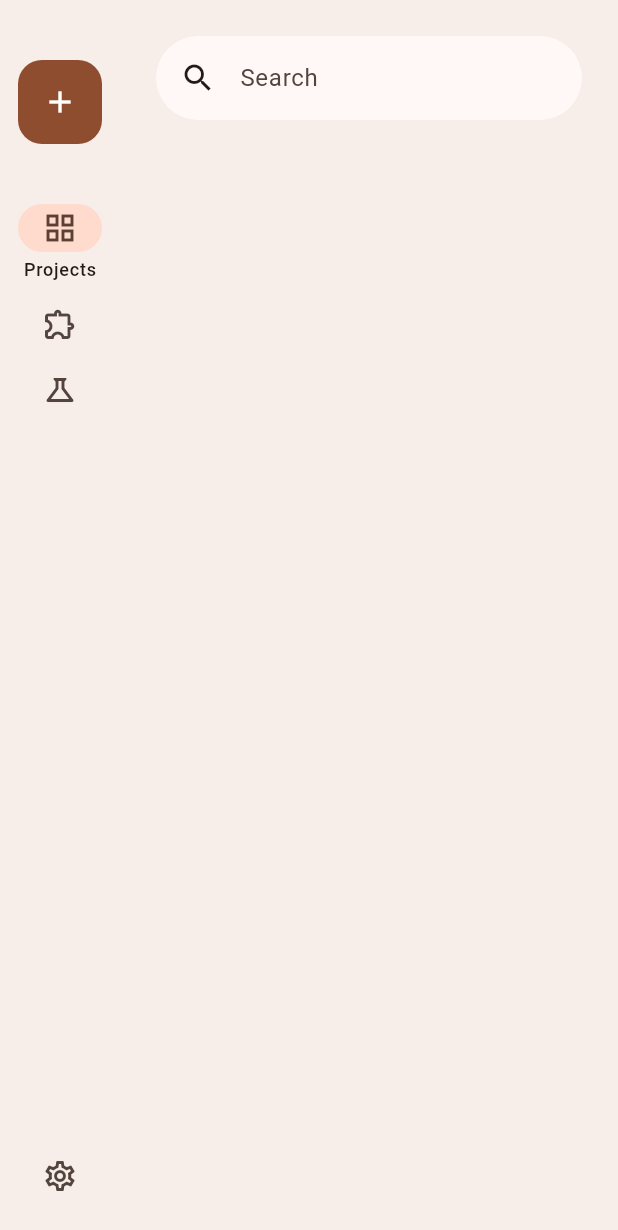
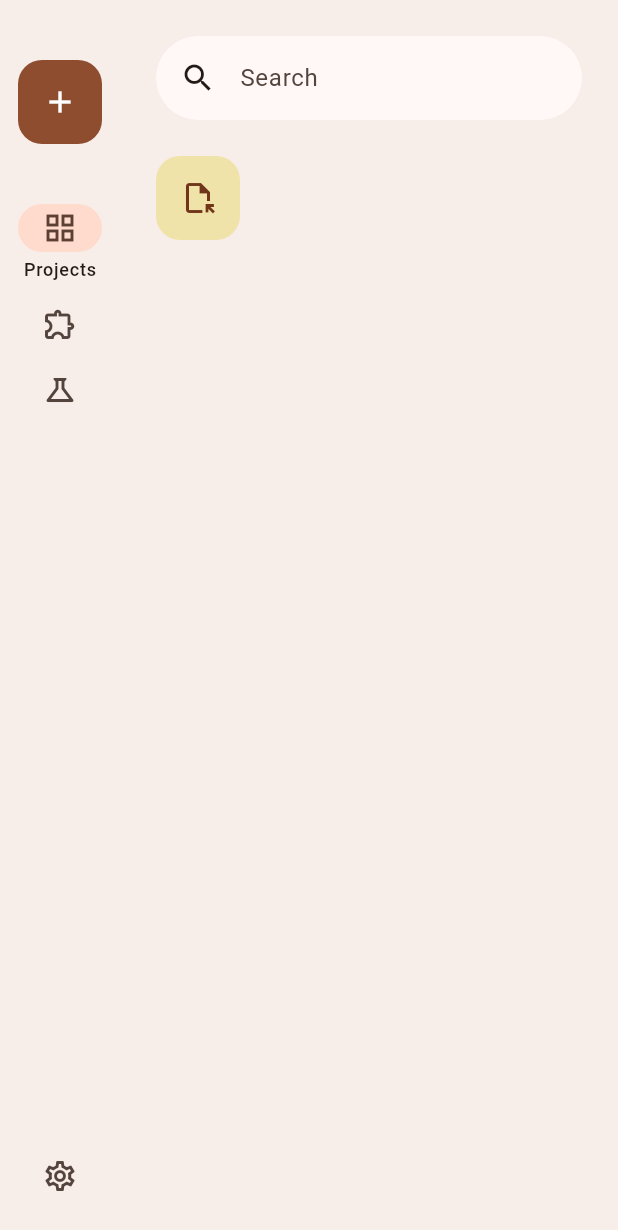
Before and after one commit to ljcucc/ClayTab, a Flutter app: the screen it shows after launch, on a phone screen of 412 x 824 dp. Shown: the top 1230 px of the screen. Run offline on Flutter 3.47's test engine with Material 2 defaults, Android fonts, the phone set to English and light mode, and no system bars; drawn by our look-alikes of dynamic_color; our stand-ins replace file_picker, flutter_highlight, google_fonts; missing offline and left inert: code_text_field, highlight.

Commit message:
Implement open folder

```diff
--- /dev/null
+++ b/lib/pages/projects/open_project.dart
@@ -0,0 +1,43 @@
+import 'dart:io';
+
+import 'package:code_playground/utils/project/project.dart';
+import 'package:code_playground/utils/project/project_provider.dart';
+import 'package:file_picker/file_picker.dart';
+import 'package:flutter/material.dart';
+import 'package:provider/provider.dart';
+
+class OpenProjectButton extends StatefulWidget {
+  const OpenProjectButton({super.key});
+
+  @override
+  State<OpenProjectButton> createState() => _OpenProjectButtonState();
+}
+
+class _OpenProjectButtonState extends State<OpenProjectButton> {
+  void openProjectFolder() async {
+    final result = await FilePicker.platform.getDirectoryPath();
+    if (result == null) return;
+    final project = FolderProjectData.fromDirectory(Directory(result));
+    final projectProvider =
+        Provider.of<ProjectsProvider>(context, listen: false);
+    await projectProvider.open(project);
+  }
+
+  @override
+  Widget build(BuildContext context) {
+    if (MediaQuery.of(context).size.width < 600)
+      return FloatingActionButton(
+        backgroundColor: Theme.of(context).colorScheme.tertiaryContainer,
+        elevation: 0,
+        onPressed: openProjectFolder,
+        child: Icon(Icons.file_open_outlined),
+      );
+    return FloatingActionButton.extended(
+      backgroundColor: Theme.of(context).colorScheme.tertiaryContainer,
+      elevation: 0,
+      onPressed: openProjectFolder,
+      icon: Icon(Icons.file_open_outlined),
+      label: Text("Open folder"),
+    );
+  }
+}
--- a/lib/pages/projects/projects.dart
+++ b/lib/pages/projects/projects.dart
@@ -47,6 +47,17 @@ class _ProjectsSectionState extends State<ProjectsSection> {
                     (states) => Theme.of(context).colorScheme.surface),
               ),
               SizedBox(height: 24),
+              Container(
+                width: double.infinity,
+                child: Wrap(
+                  spacing: 8,
+                  runSpacing: 8,
+                  children: [
+                    OpenProjectButton(),
+                  ],
+                ),
+              ),
+              SizedBox(height: 24),
             ],
           ),
           child: AnimatedSwitcher(
--- a/lib/utils/project/project_provider.dart
+++ b/lib/utils/project/project_provider.dart
@@ -13,14 +13,23 @@ class ProjectsProvider extends ChangeNotifier {
 
   init(Directory inAppDirectory) {
     _internalProjects = InternalProjects(inAppDirectory: inAppDirectory);
+    _externalProjects = ExternalProjects.fromInAppDirectory(inAppDirectory);
     update();
   }
 
   update() async {
     _projects = [];
     await _internalProjects!.read();
+    await _externalProjects!.read();
     _projects.addAll(_internalProjects!.projects);
+    _projects.addAll(_externalProjects!.projects);
     notifyListeners();
+  }
+
+  /// Open a project directory, add project data to external project list
+  open(ProjectData project) async {
+    await _externalProjects!.create(project);
+    await update();
   }
 
   get projects {
```
Also changed, not shown: lib/utils/project/project_list.dart (+22 -0 lines).
